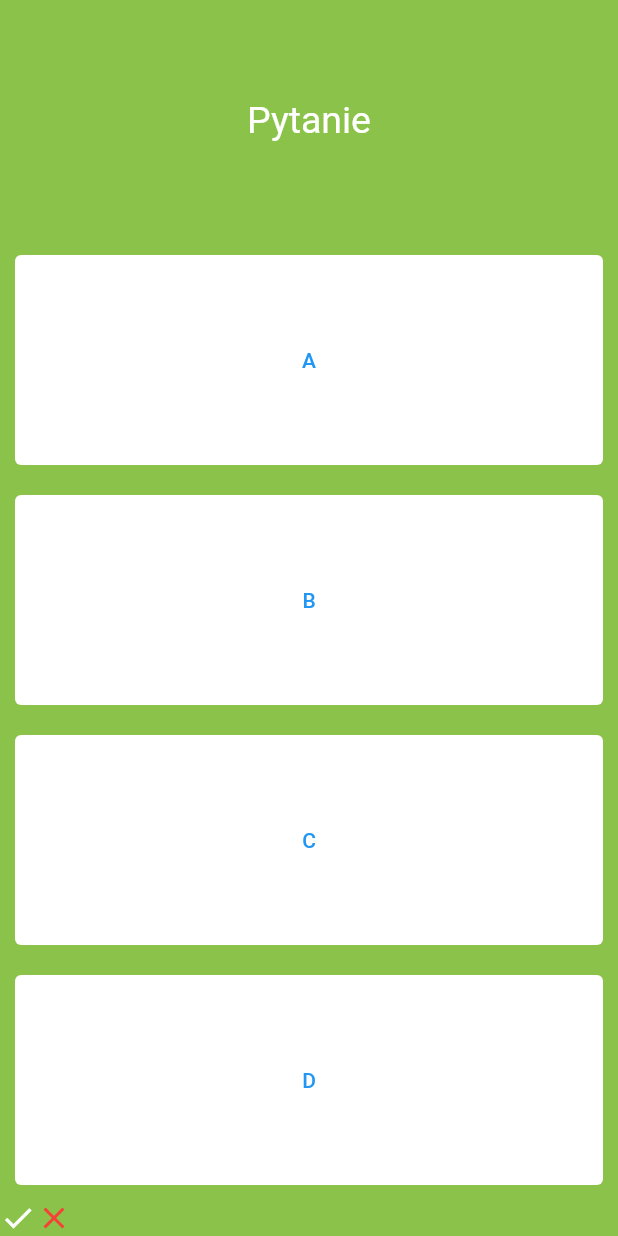
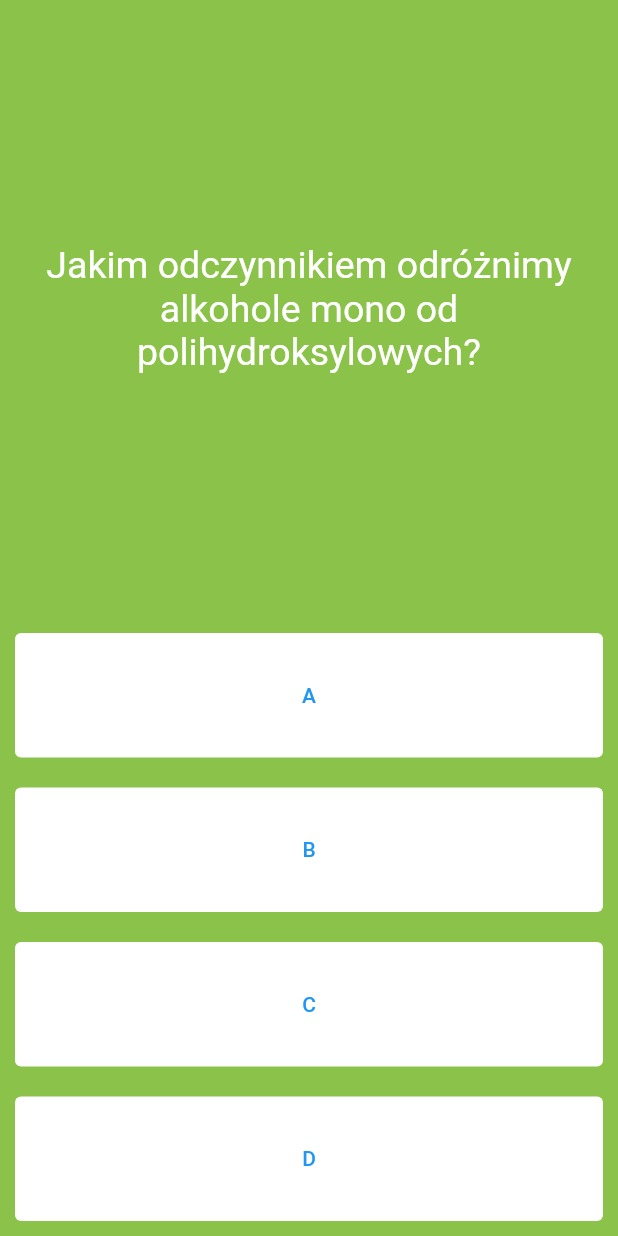
Before and after one commit to Sandra-chemist/SAEP-ReakcjeOrganiczne, a Flutter app: the QuizScreen screen opened by its route, after a tap on an icon or button, on a phone screen of 412 x 824 dp. Run offline on Flutter 3.47's test engine with Material 2 defaults, Android fonts, the phone set to English and light mode, and no system bars; our stand-ins replace firebase_auth, firebase_core; accounts and stored records are empty.

Commit message:
list of questions was added

```diff
--- a/lib/screens/quiz_screen.dart
+++ b/lib/screens/quiz_screen.dart
@@ -9,16 +9,15 @@ class QuizScreen extends StatefulWidget {
 }
 
 class _QuizScreenState extends State<QuizScreen> {
-  List<Icon> scoreKeeper = [
-    const Icon(
-      Icons.check,
-      color: Colors.white,
-    ),
-    const Icon(
-      Icons.close,
-      color: Colors.red,
-    ),
+  List<Icon> scoreKeeper = [];
+
+  List<String> chemicalQuestions = [
+    'Jakie warunki przy reakcji substytucji rodnikowej?',
+    'Jakim odczynnikiem odróżnimy alkohole mono od polihydroksylowych?',
+    'Co to jest mieszanina nitrująca?',
   ];
+
+  int questionNumber = 0;
 
   @override
   Widget build(BuildContext context) {
@@ -29,11 +28,12 @@ class _QuizScreenState extends State<QuizScreen> {
         crossAxisAlignment: CrossAxisAlignment.stretch,
         children: [
           Expanded(
+            flex: 4,
             child: Padding(
               padding: EdgeInsets.all(5.0),
               child: Center(
                 child: Text(
-                  'Pytanie',
+                  chemicalQuestions[questionNumber],
                   textAlign: TextAlign.center,
                   style: TextStyle(fontSize: 25.0, color: Colors.white),
                 ),
@@ -46,7 +46,11 @@ class _QuizScreenState extends State<QuizScreen> {
               child: SizedBox(
                 child: TextButton(
                   style: TextButton.styleFrom(backgroundColor: Colors.white),
-                  onPressed: () {},
+                  onPressed: () {
+                    setState(() {
+                      questionNumber++;
+                    });
+                  },
                   child: Text('A'),
                 ),
               ),
@@ -57,7 +61,11 @@ class _QuizScreenState extends State<QuizScreen> {
               padding: EdgeInsets.all(10.0),
               child: TextButton(
                 style: TextButton.styleFrom(backgroundColor: Colors.white),
-                onPressed: () {},
+                onPressed: () {
+                  setState(() {
+                    questionNumber++;
+                  });
+                },
                 child: Text('B'),
               ),
             ),
```
